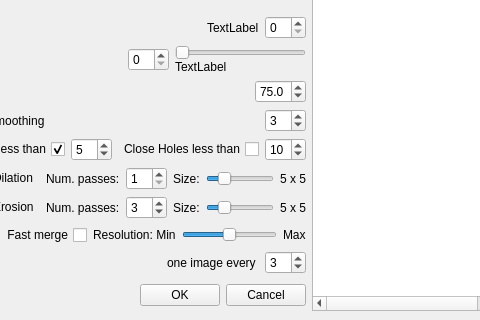
First picture: the form in src/meshlabplugins/epoch_io/ui/v3dImportDialog.ui, repository cnr-isti-vclab/meshlab, before the edit; both pictures show x 103 to 583 and y 231 to 551 of the 680 by 551 pixel window.
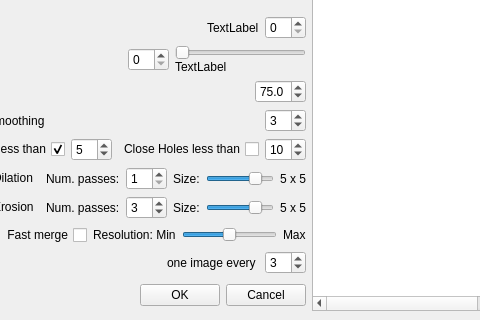
Second picture: the form after the edit.

Commit message: new range values for filter depth size

```diff
--- a/src/meshlabplugins/epoch_io/ui/v3dImportDialog.ui
+++ b/src/meshlabplugins/epoch_io/ui/v3dImportDialog.ui
@@ -479,13 +479,16 @@
      <item row="0" column="5" >
       <widget class="QSlider" name="dilationSizeSlider" >
        <property name="minimum" >
-        <number>3</number>
+        <number>1</number>
        </property>
        <property name="maximum" >
-        <number>13</number>
+        <number>6</number>
        </property>
        <property name="singleStep" >
-        <number>2</number>
+        <number>1</number>
+       </property>
+       <property name="pageStep" >
+        <number>5</number>
        </property>
        <property name="value" >
         <number>5</number>
@@ -542,13 +545,16 @@
      <item row="1" column="5" >
       <widget class="QSlider" name="erosionSizeSlider" >
        <property name="minimum" >
-        <number>3</number>
+        <number>1</number>
        </property>
        <property name="maximum" >
-        <number>13</number>
+        <number>6</number>
        </property>
        <property name="singleStep" >
-        <number>2</number>
+        <number>1</number>
+       </property>
+       <property name="pageStep" >
+        <number>5</number>
        </property>
        <property name="value" >
         <number>5</number>
```
